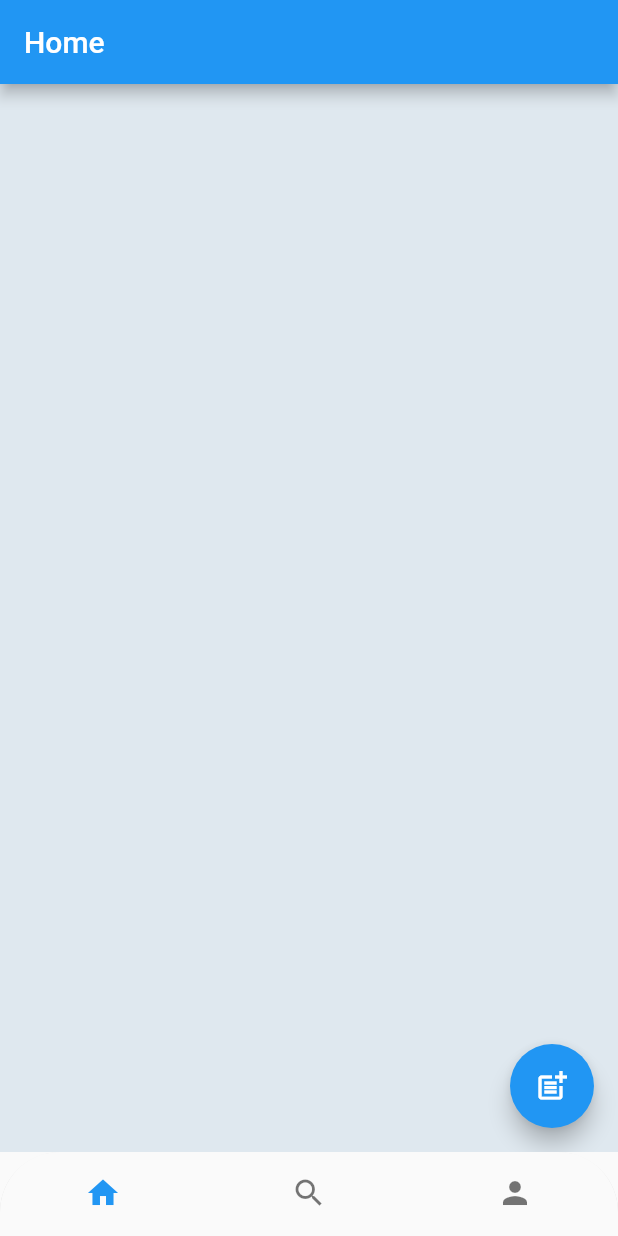
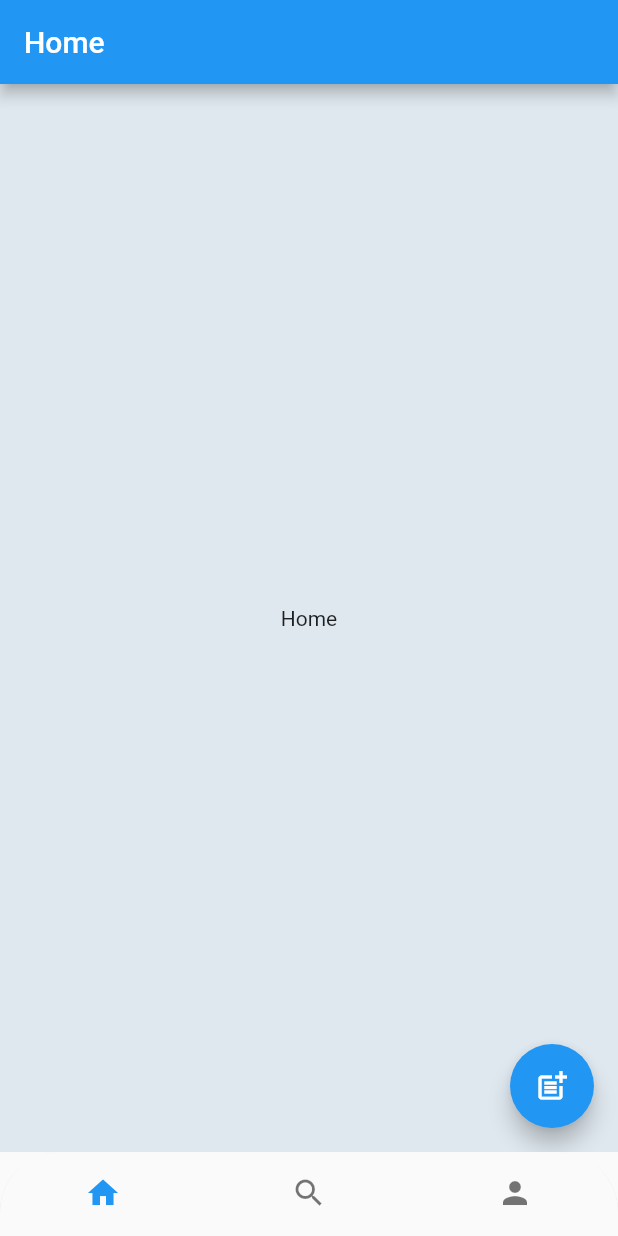
Before and after one commit to andrapratama/navigation-bottom-bar, a Flutter app: the screen it shows after launch, on a phone screen of 412 x 824 dp. Run offline on Flutter 3.47's test engine with Material 2 defaults, Android fonts, the phone set to English and light mode, and no system bars.

Commit message:
add home text

```diff
--- a/lib/screens/home_screen.dart
+++ b/lib/screens/home_screen.dart
@@ -11,6 +11,9 @@ class HomeScreen extends StatelessWidget {
         title: const Text('Home'),
       ),
       backgroundColor: const Color.fromARGB(255, 223, 232, 239),
+      body: const Center(
+        child: Text('Home'),
+      ),
       floatingActionButton: FloatingActionButton(
         onPressed: () {
           Navigator.of(context).push(
```
